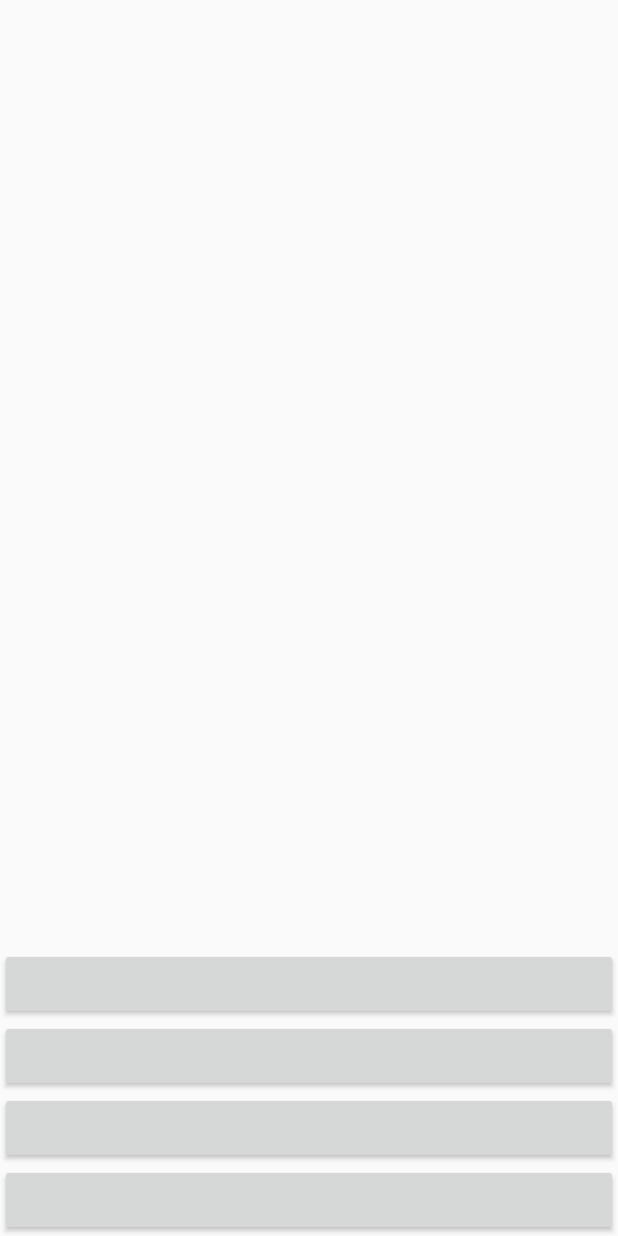
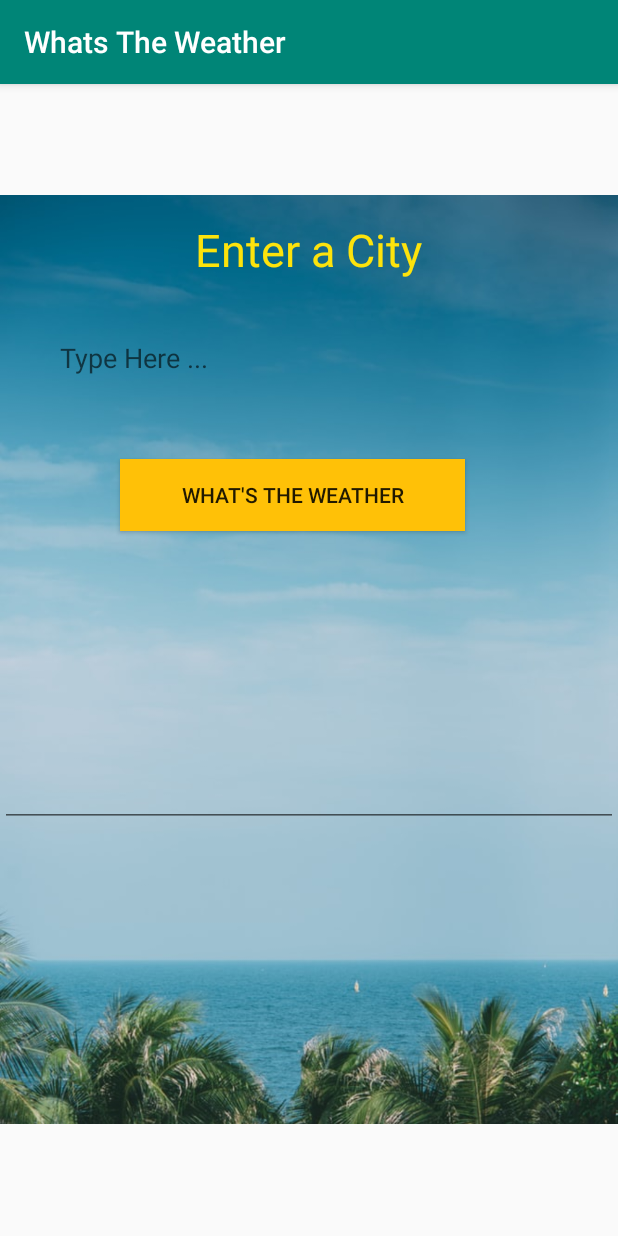
Before and after one commit to simranbal04/WhatsTheWeather, an Android app: the screen it shows after launch (MainActivity), on a phone screen of 412 x 824 dp. Run offline under Robolectric (Android 15) with nearby library versions, the phone set to English and light mode, and no system bars; 4 statements that could not run were skipped.

Commit message:
Made Layout

```diff
--- a/app/src/main/java/com/simrankaurbal/guessthecelebirity/MainActivity.java
+++ b/app/src/main/java/com/simrankaurbal/guessthecelebirity/MainActivity.java
@@ -6,6 +6,11 @@ import android.app.Activity;
 import android.os.AsyncTask;
 import android.os.Bundle;
 import android.util.Log;
+import android.view.View;
+import android.widget.Button;
+import android.widget.EditText;
+import android.widget.ImageView;
+import android.widget.TextView;
 
 import org.json.JSONArray;
 import org.json.JSONException;
@@ -19,7 +24,19 @@ import java.net.MalformedURLException;
 import java.net.URL;
 import java.util.concurrent.ExecutionException;
 
-public class MainActivity extends Activity {
+public class MainActivity extends AppCompatActivity {
+
+    public ImageView background;
+    public TextView cityname;
+    public EditText citytext;
+    public Button findbutton;
+    public EditText result;
+
+    public void findweather(View view)
+    {
+        Log.i("cityname",cityname.getText().toString());
+
+    }
 
 
     @Override
@@ -27,26 +44,15 @@ public class MainActivity extends Activity {
         super.onCreate(savedInstanceState);
         setContentView(R.layout.activity_main);
 
+        background = (ImageView) findViewById(R.id.background);
+        cityname = (TextView) findViewById(R.id.cityname);
+        citytext = (EditText) findViewById(R.id.citytext);
+        findbutton = (Button) findViewById(R.id.findbutton);
+        result = (EditText) findViewById(R.id.result);
+
         DownloadTask task = new DownloadTask();
-//        task.execute("https://openweathermap.org/find?q=toronto");
         task.execute("https://samples.openweathermap.org/data/2.5/weather?q=London,uk&appid=b6907d289e10d714a6e88b30761fae22");
-//        String result = null;
-//        try {
-//            result = task.execute("https://www.posh24.com/celebrities").get();
 //
-////            Log.i("Content of URL", result);
-//
-//            Log.i("Contents of URL", result);
-//        }
-//        catch (ExecutionException e)
-//        {
-//            e.printStackTrace();
-//        }
-//        catch (InterruptedException e)
-//        {
-//            e.printStackTrace();
-//        }
-
     }
 
     public class DownloadTask extends AsyncTask<String, Void, String>
--- /dev/null
+++ b/app/src/main/res/layout/ac.xml
@@ -0,0 +1,5 @@
+<?xml version="1.0" encoding="utf-8"?>
+<RelativeLayout xmlns:android="http://schemas.android.com/apk/res/android"
+    android:layout_width="match_parent" android:layout_height="match_parent">
+
+</RelativeLayout>
--- a/app/src/main/res/layout/activity_main.xml
+++ b/app/src/main/res/layout/activity_main.xml
@@ -6,61 +6,59 @@
     android:layout_height="match_parent"
     tools:context=".MainActivity">
 
-    <androidx.gridlayout.widget.GridLayout
-        android:layout_width="match_parent"
-        android:layout_height="match_parent">
 
-        <ImageView
-            android:id="@+id/imageView"
-            android:layout_width="wrap_content"
-            android:layout_height="wrap_content"
-            app:layout_column="0"
-            app:layout_row="0"
+    <ImageView
+        android:id="@+id/background"
+        android:layout_width="fill_parent"
+        android:layout_height="fill_parent"
+        android:scaleType="centerInside"
+        app:srcCompat="@drawable/background" />
 
-            app:layout_gravity="fill"/>
+    <TextView
+        android:id="@+id/cityname"
+        android:layout_width="wrap_content"
+        android:layout_height="40dp"
+        android:layout_centerHorizontal="true"
+        android:layout_marginTop="90dp"
+        android:text="Enter a City"
+        android:textColor="#FDE30C"
+        android:textSize="30sp" />
 
-        <Button
-            android:id="@+id/firstbutton"
-            android:layout_width="fill_parent"
-            android:layout_height="wrap_content"
-            android:onClick="celebchosen"
-            android:text=""
-            app:layout_column="0"
-            app:layout_row="1"
-            android:tag="0"/>
+    <EditText
+        android:id="@+id/citytext"
+        android:layout_width="fill_parent"
+        android:layout_height="wrap_content"
+        android:layout_marginTop="160dp"
+        android:backgroundTint="#00E6CDCD"
+        android:cursorVisible="false"
+        android:ems="10"
+        android:hint="Type Here ..."
+        android:inputType="textPersonName"
+        android:paddingLeft="40dp"
+        android:paddingRight="40dp" />
 
+    <Button
+        android:id="@+id/findbutton"
+        android:layout_width="230dp"
+        android:layout_height="wrap_content"
+        android:layout_marginLeft="80dp"
+        android:layout_marginTop="250dp"
+        android:background="#FFC107"
+        android:onClick="findweather"
+        android:text="What's The Weather" />
 
-        <Button
-            android:id="@+id/secondbutton"
-            android:layout_width="fill_parent"
-            android:layout_height="wrap_content"
-            android:onClick="celebchosen"
-            android:text=""
-            app:layout_column="0"
-            app:layout_row="2"
-            android:tag="1"/>
+    <EditText
+        android:id="@+id/result"
+        android:layout_width="fill_parent"
+        android:layout_height="wrap_content"
+        android:layout_alignTop="@id/findbutton"
+        android:layout_marginTop="200dp"
+        android:ems="10"
+        android:gravity="start|top"
+        android:inputType="textMultiLine"
+        android:textColor="#F44336"
+        android:textSize="18sp">
 
+    </EditText>
 
-        <Button
-            android:id="@+id/thirdbutton"
-            android:layout_width="fill_parent"
-            android:layout_height="wrap_content"
-            android:onClick="celebchosen"
-            android:text=""
-            app:layout_column="0"
-            app:layout_row="3"
-            android:tag="2"/>
-
-
-        <Button
-            android:id="@+id/fourthbutton"
-            android:layout_width="fill_parent"
-            android:layout_height="wrap_content"
-            android:onClick="celebchosen"
-            android:text=""
-            app:layout_column="0"
-            app:layout_row="4"
-            android:tag="3"/>
-
-    </androidx.gridlayout.widget.GridLayout>
 </RelativeLayout>
```
Also changed, not shown: app/src/main/res/drawable/background.jpeg (added), 1 other file.
